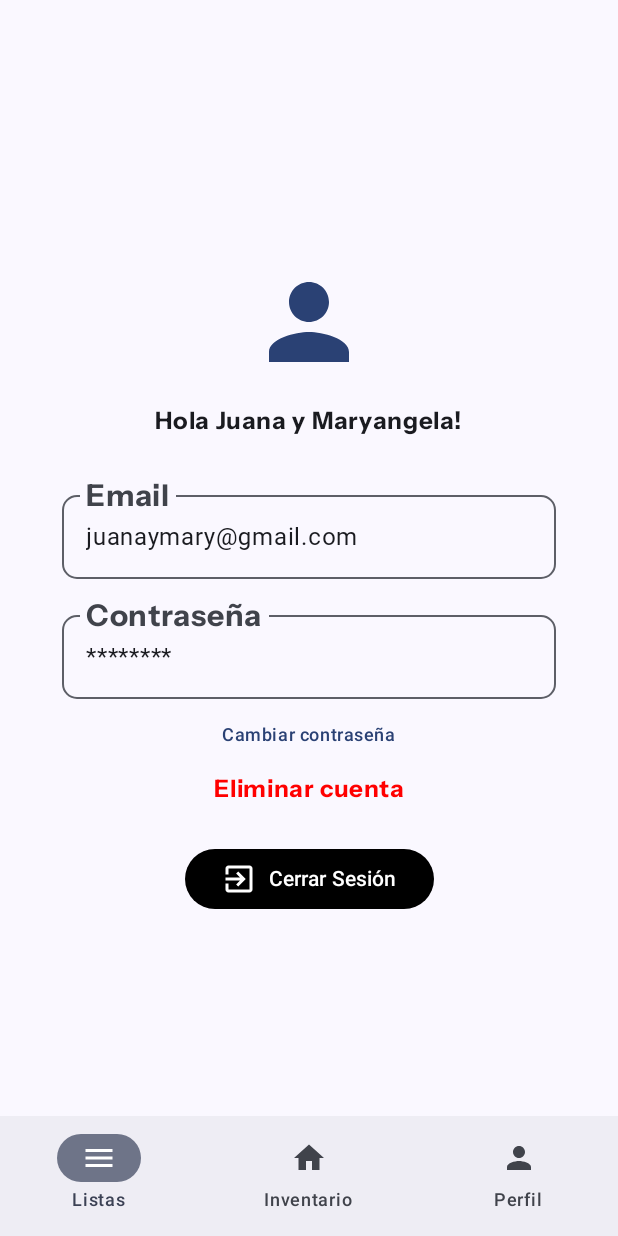
After one commit to Darch02/MercaApp, an Android app built with Jetpack Compose: the composable ProfileScreen shown on its own in the app's theme, on a phone screen of 412 x 824 dp. The commit adds this screen. Run offline under Robolectric (Android 15) with nearby library versions, the phone set to English and light mode, and no system bars; Roboto replaces fonts that are not available here.

Commit message:
feat: pagina perifl de usuario

```diff
--- a/app/src/main/java/com/example/mercaapp/MainActivity.kt
+++ b/app/src/main/java/com/example/mercaapp/MainActivity.kt
@@ -114,6 +114,7 @@ fun ListsDetailViewPreview() {
     }
 }
 
+
 @Preview(showBackground = true)
 @Composable
 fun RegisterScreenPreview(){
@@ -122,6 +123,7 @@ fun RegisterScreenPreview(){
     }
 }
 
+
 @Preview(showBackground = true)
 @Composable
 fun ForgotPasswordScreenPreview(){
@@ -129,3 +131,11 @@ fun ForgotPasswordScreenPreview(){
         ForgotPasswordScreen()
     }
 }
+
+@Preview(showBackground = true)
+@Composable
+fun ProfilePreview(){
+    MercaAppTheme(dynamicColor = false) {
+        ProfileScreen()
+    }
+}
--- /dev/null
+++ b/app/src/main/java/com/example/mercaapp/ui/screens/ProfileScreen.kt
@@ -0,0 +1,114 @@
+package com.example.mercaapp.ui.screens
+
+import androidx.compose.foundation.clickable
+import androidx.compose.foundation.layout.*
+import androidx.compose.material.icons.Icons
+import androidx.compose.material.icons.automirrored.filled.ExitToApp
+import androidx.compose.material.icons.filled.*
+import androidx.compose.material3.*
+import androidx.compose.runtime.*
+import androidx.compose.ui.*
+import androidx.compose.ui.graphics.Color
+import androidx.compose.ui.text.font.FontWeight
+import androidx.compose.ui.unit.dp
+import com.example.mercaapp.ui.components.BottomNavigationBar
+import com.example.mercaapp.ui.components.TextInput
+
+@Composable
+fun ProfileScreen(modifier: Modifier = Modifier) {
+    var email by remember { mutableStateOf("juanaymary@gmail.com") }
+    var password by remember { mutableStateOf("********") }
+
+    Box(
+        modifier = Modifier.fillMaxSize()
+    ) {
+        Column(
+            modifier = modifier
+                .fillMaxSize()
+                .padding(bottom = 72.dp), // deja espacio para la barra
+            horizontalAlignment = Alignment.CenterHorizontally,
+            verticalArrangement = Arrangement.Center
+        ) {
+            Spacer(modifier = Modifier.height(32.dp))
+
+            Icon(
+                imageVector = Icons.Default.Person,
+                contentDescription = "User Icon",
+                modifier = Modifier.size(80.dp),
+                tint = MaterialTheme.colorScheme.primary
+            )
+
+            Spacer(modifier = Modifier.height(16.dp))
+
+            Text(
+                text = "Hola Juana y Maryangela!",
+                style = MaterialTheme.typography.bodyLarge,
+                fontWeight = FontWeight.Bold,
+                modifier = Modifier.padding(bottom = 24.dp)
+            )
+
+            TextInput(
+                modifier = Modifier
+                    .padding(vertical = 8.dp)
+                    .fillMaxWidth(0.8f),
+                name = "Email",
+                value = email,
+                onValueChange = { email = it }
+            )
+
+            TextInput(
+                modifier = Modifier
+                    .padding(vertical = 8.dp)
+                    .fillMaxWidth(0.8f),
+                name = "Contraseña",
+                value = password,
+                onValueChange = { password = it },
+                //isPassword = true
+            )
+
+            Text(
+                text = "Cambiar contraseña",
+                style = MaterialTheme.typography.bodySmall.copy(
+                    color = MaterialTheme.colorScheme.primary,
+                    fontWeight = FontWeight.Medium
+                ),
+                modifier = Modifier
+                    .padding(top = 8.dp)
+                    .clickable { /* Acción cambiar contraseña */ }
+            )
+
+            Spacer(modifier = Modifier.height(16.dp))
+
+            Text(
+                text = "Eliminar cuenta",
+                color = Color.Red,
+                fontWeight = FontWeight.Bold,
+                modifier = Modifier.clickable { /* Acción eliminar cuenta */ }
+            )
+
+            Spacer(modifier = Modifier.height(24.dp))
+
+            Button(
+                onClick = { /* Acción cerrar sesión */ },
+                colors = ButtonDefaults.buttonColors(
+                    containerColor = Color.Black,
+                    contentColor = Color.White
+                )
+            ) {
+                Icon(Icons.AutoMirrored.Filled.ExitToApp, contentDescription = "Cerrar sesión")
+                Spacer(modifier = Modifier.width(8.dp))
+                Text("Cerrar Sesión")
+            }
+        }
+
+        // Barra inferior fija en la parte inferior
+        Box(
+            modifier = Modifier
+                .fillMaxSize()
+                .padding(bottom = 0.dp),
+            contentAlignment = Alignment.BottomCenter
+        ) {
+            BottomNavigationBar()
+        }
+    }
+}
```
